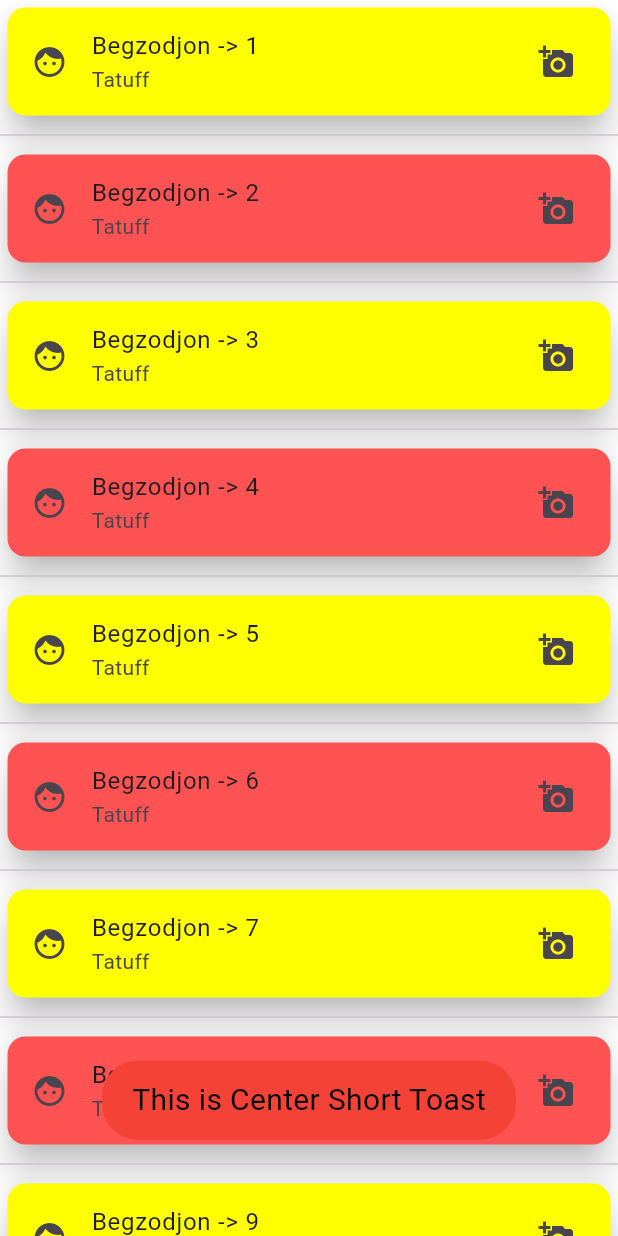
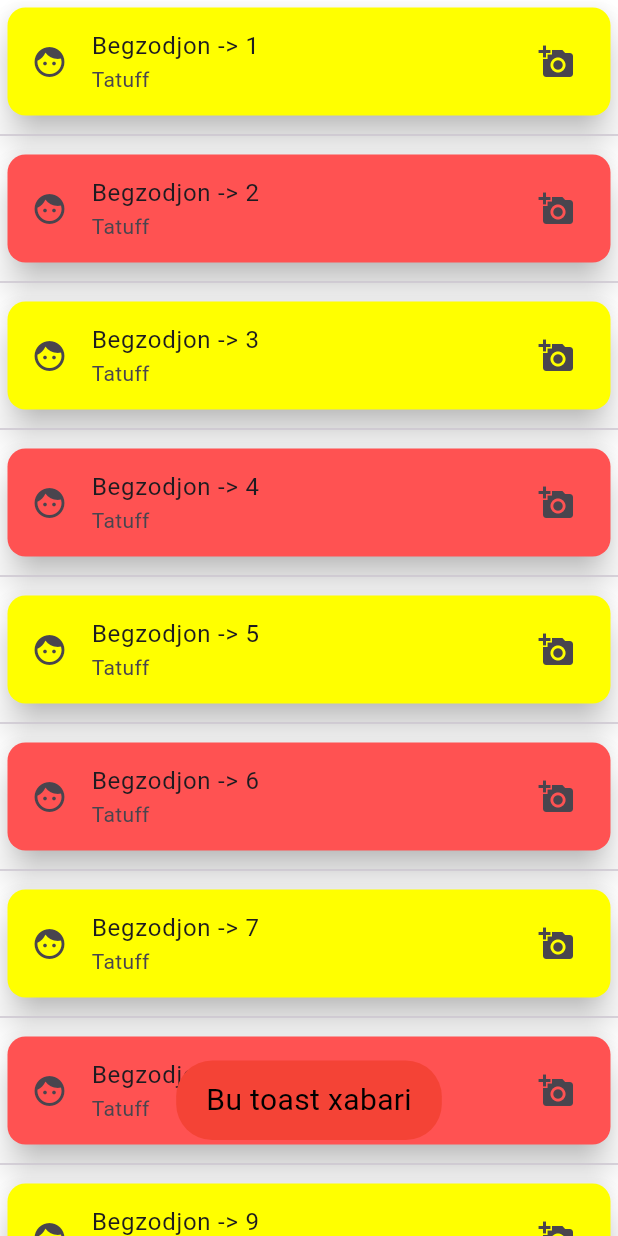
Before and after one commit to Begzodjon7172/flutter-listview.builder, a Flutter app: the screen it shows after launch, after a tap on an icon or button, on a phone screen of 412 x 824 dp. Run offline on Flutter 3.47's test engine with Material 3 defaults, Android fonts, the phone set to English and light mode, and no system bars; our stand-ins replace fluttertoast.

Commit message:
flutter toast qo'shilgan

```diff
--- a/lib/ui/NewListViewBuilder.dart
+++ b/lib/ui/NewListViewBuilder.dart
@@ -20,7 +20,7 @@ class Newlistviewbuilder extends StatelessWidget {
             onTap: () {
               // debugPrint("ontap bosildi");
               Fluttertoast.showToast(
-                  msg: "This is Center Short Toast",
+                  msg: "Bu toast xabari",
                   toastLength: Toast.LENGTH_LONG,
                   gravity: ToastGravity.BOTTOM,
                   backgroundColor: Colors.red,
```
